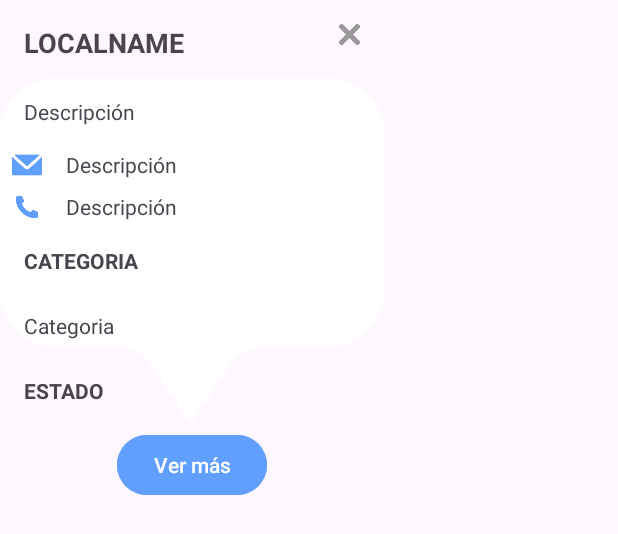
After one commit to PedroSiccha/mapapp, an Android app: the layout custom_marker_dialog.xml on its own in the app's theme, with its tools: preview values and no code run, on a phone screen of 412 x 824 dp. The commit adds this screen. Shown: the top 534 px of the screen. Run offline under Robolectric (Android 15) with nearby library versions, the phone set to English and light mode, and no system bars; network calls fail.

Commit message:
Optimización de la vista de mapas

```diff
--- a/app/src/main/java/com/inforad/mapapp/model/Location.kt
+++ b/app/src/main/java/com/inforad/mapapp/model/Location.kt
@@ -7,5 +7,10 @@ data class Location(
     @SerializedName("localname") val localname: String,
     @SerializedName("latitude") val latitude: Double,
     @SerializedName("longitude") val longitude: Double,
+    @SerializedName("description") val descripttion: String,
+    @SerializedName("email") val email: String,
+    @SerializedName("phone") val phone: String,
+    @SerializedName("category") val category: String,
+    @SerializedName("status") val status: String,
     @SerializedName("created_at") val createdAt: String
 )
--- /dev/null
+++ b/app/src/main/res/layout/custom_marker_dialog.xml
@@ -0,0 +1,155 @@
+<androidx.constraintlayout.widget.ConstraintLayout
+    xmlns:android="http://schemas.android.com/apk/res/android"
+    xmlns:app="http://schemas.android.com/apk/res-auto"
+    android:layout_width="wrap_content"
+    android:layout_height="wrap_content"
+    android:background="@android:color/transparent">
+
+    <ImageView
+        android:id="@+id/imageView"
+        android:layout_width="match_parent"
+        android:layout_height="wrap_content"
+        android:src="@drawable/burbujadialogo"
+        app:layout_constraintBottom_toBottomOf="parent"
+        app:layout_constraintEnd_toEndOf="parent"
+        app:layout_constraintStart_toStartOf="parent"
+        app:layout_constraintTop_toTopOf="parent" />
+
+    <TextView
+        android:id="@+id/markerTitle"
+        android:layout_width="match_parent"
+        android:layout_height="wrap_content"
+        android:layout_marginTop="@dimen/dim_8dp"
+        android:layout_marginStart="@dimen/dim_8dp"
+        android:layout_marginEnd="@dimen/dim_8dp"
+        android:padding="8dp"
+        android:textSize="18sp"
+        android:textStyle="bold"
+        android:text="LOCALNAME"
+        app:layout_constraintStart_toStartOf="parent"
+        app:layout_constraintTop_toTopOf="parent"/>
+
+    <ImageView
+        android:id="@+id/ivClose"
+        android:layout_width="30dp"
+        android:layout_height="30dp"
+        android:layout_marginTop="@dimen/dim_8dp"
+        android:layout_marginStart="@dimen/dim_8dp"
+        android:layout_marginEnd="@dimen/dim_8dp"
+        android:padding="8dp"
+        android:src="@drawable/cerrar"
+        app:layout_constraintEnd_toEndOf="parent"
+        app:layout_constraintTop_toTopOf="parent" />
+
+    <TextView
+        android:id="@+id/markerDescription"
+        android:layout_width="match_parent"
+        android:layout_height="wrap_content"
+        android:text="Descripción"
+        android:layout_marginTop="@dimen/dim_8dp"
+        android:layout_marginStart="@dimen/dim_8dp"
+        android:layout_marginEnd="@dimen/dim_8dp"
+        android:padding="@dimen/dim_8dp"
+        app:layout_constraintStart_toStartOf="parent"
+        app:layout_constraintTop_toBottomOf="@id/markerTitle"/>
+
+    <LinearLayout
+        android:id="@+id/llEmail"
+        android:layout_width="match_parent"
+        android:layout_height="wrap_content"
+        android:layout_margin="@dimen/dim_8dp"
+        app:layout_constraintTop_toBottomOf="@id/markerDescription"
+        app:layout_constraintStart_toStartOf="parent"
+        android:orientation="horizontal"
+        android:gravity="center">
+
+        <ImageView
+            android:id="@+id/ivEmial"
+            android:layout_width="20dp"
+            android:layout_height="20dp"
+            android:src="@drawable/correoelectronico"/>
+
+        <TextView
+            android:id="@+id/markerEmail"
+            android:layout_width="match_parent"
+            android:layout_height="wrap_content"
+            android:layout_marginStart="@dimen/dim_16dp"
+            android:text="Descripción"/>
+
+    </LinearLayout>
+
+    <LinearLayout
+        android:id="@+id/llPhone"
+        android:layout_width="match_parent"
+        android:layout_height="wrap_content"
+        android:layout_margin="@dimen/dim_8dp"
+        app:layout_constraintTop_toBottomOf="@id/llEmail"
+        app:layout_constraintStart_toStartOf="parent"
+        android:orientation="horizontal"
+        android:gravity="center">
+
+        <ImageView
+            android:id="@+id/ivPhone"
+            android:layout_width="20dp"
+            android:layout_height="20dp"
+            android:src="@drawable/llamar"/>
+
+        <TextView
+            android:id="@+id/markerPhone"
+            android:layout_width="match_parent"
+            android:layout_height="wrap_content"
+            android:layout_marginStart="@dimen/dim_16dp"
+            android:text="Descripción"/>
+
+    </LinearLayout>
+
+    <TextView
+        android:id="@+id/tvCategory"
+        android:layout_width="match_parent"
+        android:layout_height="wrap_content"
+        android:layout_marginTop="@dimen/dim_8dp"
+        android:layout_marginStart="@dimen/dim_8dp"
+        android:layout_marginEnd="@dimen/dim_8dp"
+        android:padding="8dp"
+        android:textStyle="bold"
+        android:text="CATEGORIA"
+        app:layout_constraintStart_toStartOf="parent"
+        app:layout_constraintTop_toBottomOf="@id/llPhone"/>
+
+    <TextView
+        android:id="@+id/markerCategory"
+        android:layout_width="match_parent"
+        android:layout_height="wrap_content"
+        android:text="Categoria"
+        android:layout_marginTop="@dimen/dim_8dp"
+        android:layout_marginStart="@dimen/dim_8dp"
+        android:layout_marginEnd="@dimen/dim_8dp"
+        android:padding="@dimen/dim_8dp"
+        app:layout_constraintStart_toStartOf="parent"
+        app:layout_constraintTop_toBottomOf="@id/tvCategory"/>
+
+    <TextView
+        android:id="@+id/markerStatus"
+        android:layout_width="match_parent"
+        android:layout_height="wrap_content"
+        android:layout_marginTop="@dimen/dim_8dp"
+        android:layout_marginStart="@dimen/dim_8dp"
+        android:layout_marginEnd="@dimen/dim_8dp"
+        android:padding="8dp"
+        android:textStyle="bold"
+        android:text="ESTADO"
+        app:layout_constraintStart_toStartOf="parent"
+        app:layout_constraintTop_toBottomOf="@id/markerCategory"/>
+
+    <Button
+        android:id="@+id/buttonVerMas"
+        android:layout_width="match_parent"
+        android:layout_height="wrap_content"
+        android:layout_margin="8dp"
+        android:backgroundTint="@color/blue_background"
+        android:text="Ver más"
+        app:layout_constraintTop_toBottomOf="@+id/markerStatus"
+        app:layout_constraintEnd_toEndOf="parent"
+        app:layout_constraintStart_toStartOf="parent" />
+
+</androidx.constraintlayout.widget.ConstraintLayout>
```
Also changed, not shown: app/src/main/java/com/inforad/mapapp/MainActivity.kt (+27 -1 lines), app/src/main/java/com/inforad/mapapp/view/maps/MapsActivity.kt (+133 -46 lines), app/src/main/res/drawable/bubble_dialog_shape.xml (added, +33 -0 lines), app/src/main/res/layout/activity_maps.xml (+37 -23 lines), app/src/main/res/drawable/burbujadialogo.png (added), app/src/main/res/drawable/cerrar.png (added), app/src/main/res/drawable/correoelectronico.png (added), app/src/main/res/drawable/llamar.png (added), app/src/main/res/drawable/marcador.png (added), app/src/main/res/drawable/marker.png (added), app/src/main/res/drawable/markerlocal.png (added), app/src/main/res/drawable/sinpedido.png (added), app/src/main/res/drawable/ubicacionentregado.png (added), app/src/main/res/drawable/updateubicacion.png (added).
